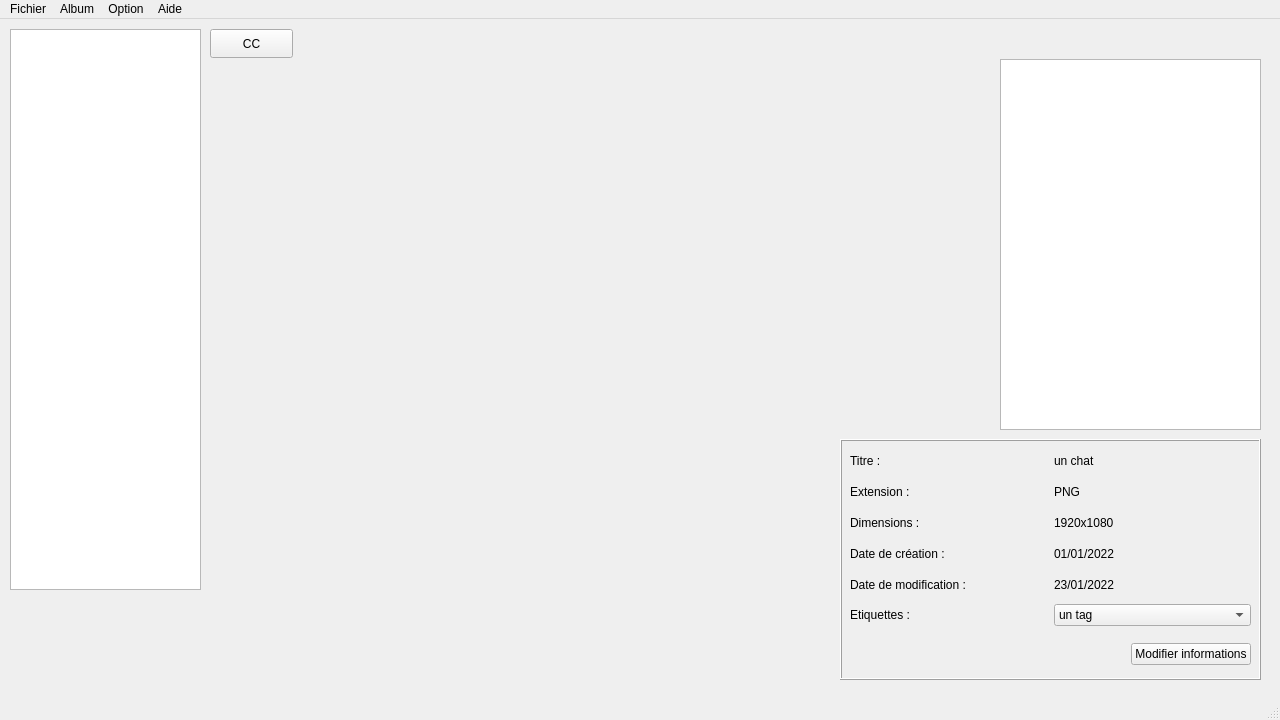
Old version of the form projet/mainwindow.ui in the repository BlackFox3000/M1-IHM-Project.
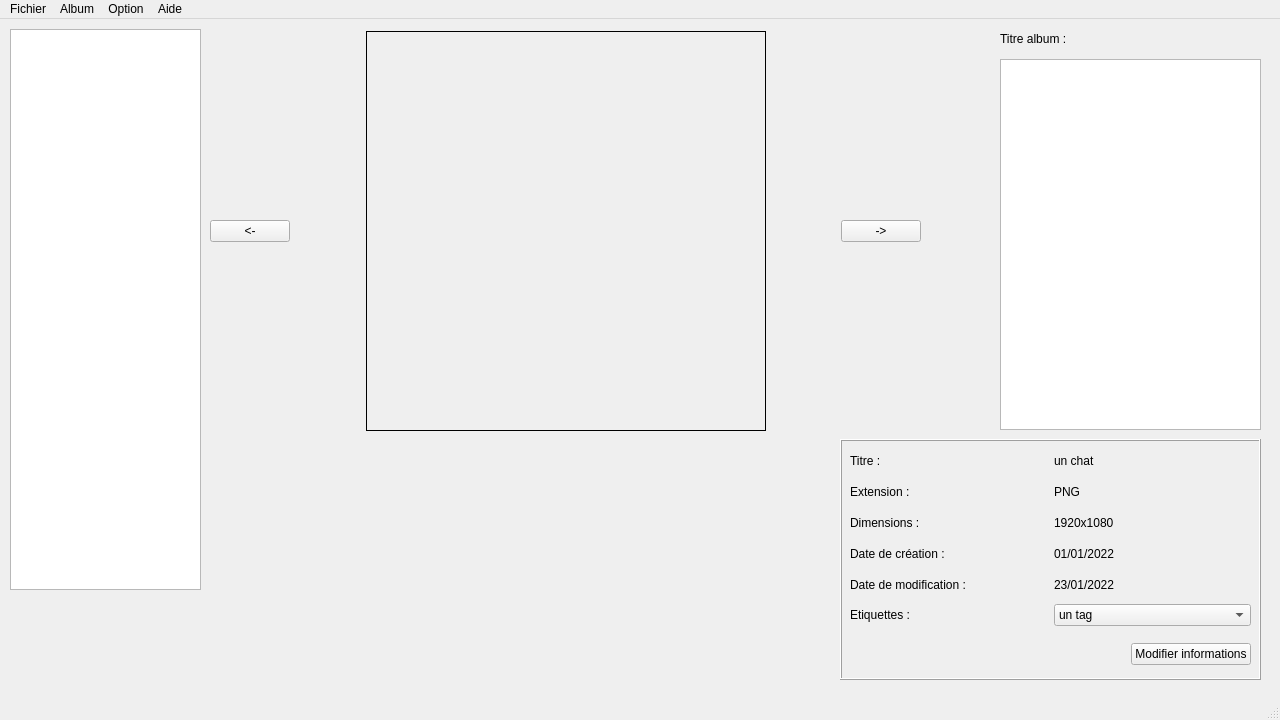
New version of the form.

Patch:
```diff
--- a/projet/mainwindow.ui
+++ b/projet/mainwindow.ui
@@ -24,19 +24,6 @@
      </rect>
     </property>
    </widget>
-   <widget class="QPushButton" name="background">
-    <property name="geometry">
-     <rect>
-      <x>210</x>
-      <y>10</y>
-      <width>83</width>
-      <height>29</height>
-     </rect>
-    </property>
-    <property name="text">
-     <string>CC</string>
-    </property>
-   </widget>
    <widget class="QFrame" name="frame_2">
     <property name="geometry">
      <rect>
@@ -219,6 +206,94 @@
      </rect>
     </property>
    </widget>
+   <widget class="QWidget" name="layoutWidget_2">
+    <property name="geometry">
+     <rect>
+      <x>210</x>
+      <y>10</y>
+      <width>711</width>
+      <height>404</height>
+     </rect>
+    </property>
+    <layout class="QVBoxLayout" name="verticalLayout">
+     <item>
+      <layout class="QHBoxLayout" name="horizontalLayout_3">
+       <item>
+        <widget class="QPushButton" name="Prec">
+         <property name="text">
+          <string>&lt;-</string>
+         </property>
+        </widget>
+       </item>
+       <item>
+        <spacer name="horizontalSpacer_2">
+         <property name="orientation">
+          <enum>Qt::Horizontal</enum>
+         </property>
+         <property name="sizeHint" stdset="0">
+          <size>
+           <width>40</width>
+           <height>20</height>
+          </size>
+         </property>
+        </spacer>
+       </item>
+       <item>
+        <widget class="QLabel" name="apercu_img">
+         <property name="minimumSize">
+          <size>
+           <width>400</width>
+           <height>400</height>
+          </size>
+         </property>
+         <property name="frameShape">
+          <enum>QFrame::Box</enum>
+         </property>
+         <property name="frameShadow">
+          <enum>QFrame::Plain</enum>
+         </property>
+         <property name="text">
+          <string/>
+         </property>
+        </widget>
+       </item>
+       <item>
+        <spacer name="horizontalSpacer_3">
+         <property name="orientation">
+          <enum>Qt::Horizontal</enum>
+         </property>
+         <property name="sizeHint" stdset="0">
+          <size>
+           <width>40</width>
+           <height>20</height>
+          </size>
+         </property>
+        </spacer>
+       </item>
+       <item>
+        <widget class="QPushButton" name="Next">
+         <property name="text">
+          <string>-&gt;</string>
+         </property>
+        </widget>
+       </item>
+      </layout>
+     </item>
+    </layout>
+   </widget>
+   <widget class="QLabel" name="titreAlbum">
+    <property name="geometry">
+     <rect>
+      <x>1000</x>
+      <y>10</y>
+      <width>111</width>
+      <height>20</height>
+     </rect>
+    </property>
+    <property name="text">
+     <string>Titre album :</string>
+    </property>
+   </widget>
   </widget>
   <widget class="QMenuBar" name="menubar">
    <property name="geometry">
```
